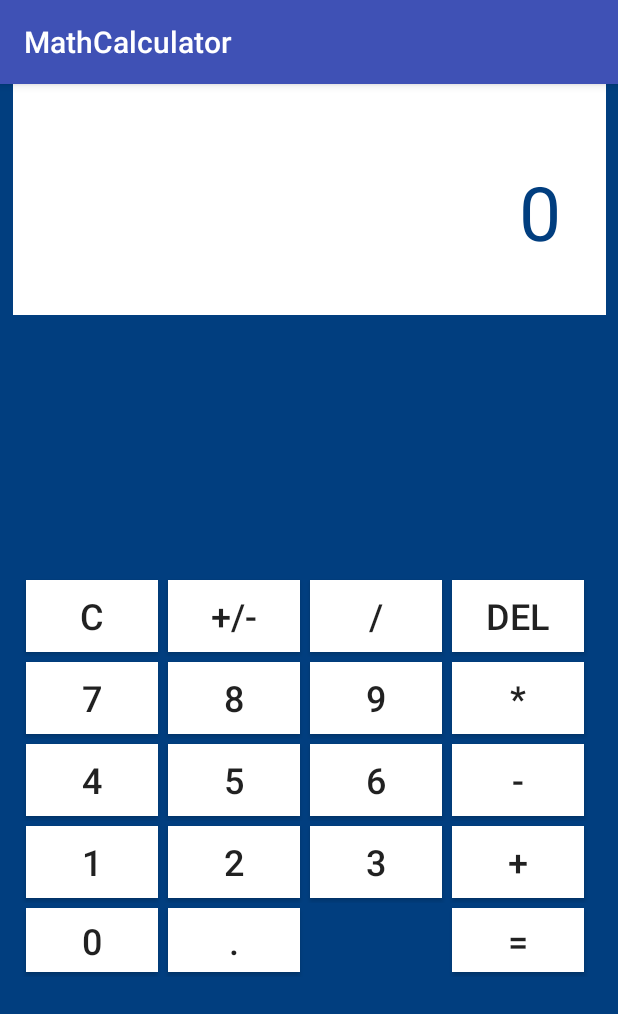
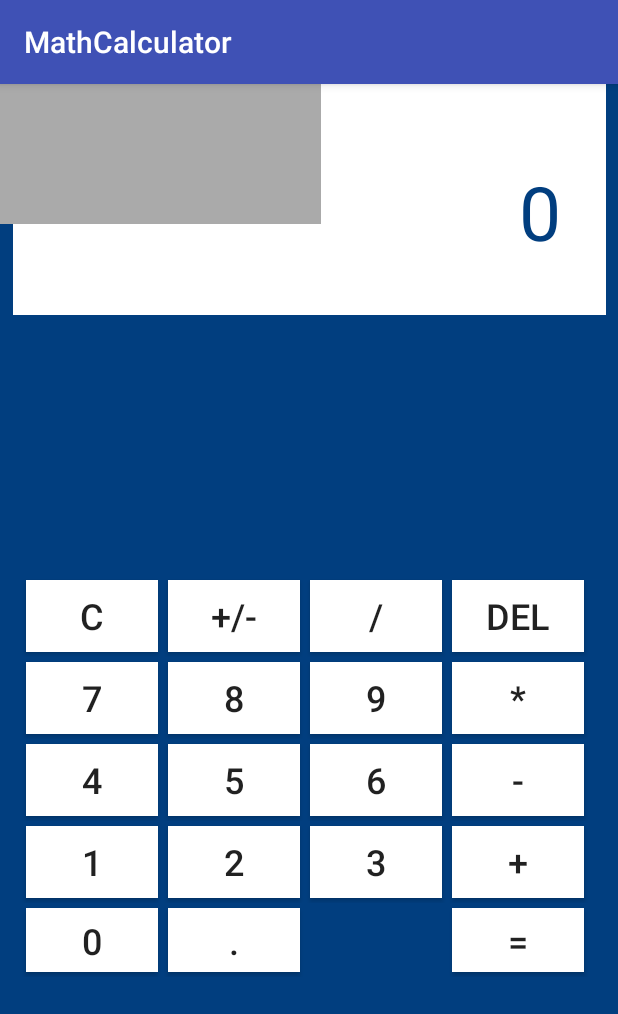
Before and after one commit to GitHubJesse/AndroidDev, an Android app: the screen it shows after launch (MainActivity), on a phone screen of 412 x 824 dp. Shown: the top 1014 px of the screen. Run offline under Robolectric (Android 15) with nearby library versions, the phone set to English and light mode, and no system bars.

```diff
--- a/MathCalculator/app/src/main/res/layout/activity_main.xml
+++ b/MathCalculator/app/src/main/res/layout/activity_main.xml
@@ -23,14 +23,26 @@
         app:layout_constraintLeft_toLeftOf="parent" />
 
     <TextView
+        android:id="@+id/debugTextView"
+        android:layout_width="214dp"
+        android:layout_height="93dp"
+        android:background="@android:color/darker_gray"
+        android:gravity="center"
+        android:textColor="@android:color/holo_blue_light"
+        android:textSize="30sp"
+        android:visibility="visible"
+        tools:layout_editor_absoluteX="16dp"
+        tools:layout_editor_absoluteY="77dp" />
+
+    <TextView
         android:id="@+id/ioBufferTextView"
-        android:layout_width="331dp"
-        android:layout_height="19dp"
+        android:layout_width="330dp"
+        android:layout_height="41dp"
         android:gravity="right"
         android:textColor="@android:color/black"
         android:textSize="18sp"
-        tools:layout_editor_absoluteX="41dp"
-        tools:layout_editor_absoluteY="54dp" />
+        tools:layout_editor_absoluteX="40dp"
+        tools:layout_editor_absoluteY="38dp" />
 
     <TableLayout
         android:layout_width="384dp"
```
Also changed, not shown: MathCalculator/app/src/main/java/com/example/jesse/mathcalculator/Calculator.java (+7 -25 lines), MathCalculator/app/src/main/java/com/example/jesse/mathcalculator/MainActivity.java (+58 -16 lines).
